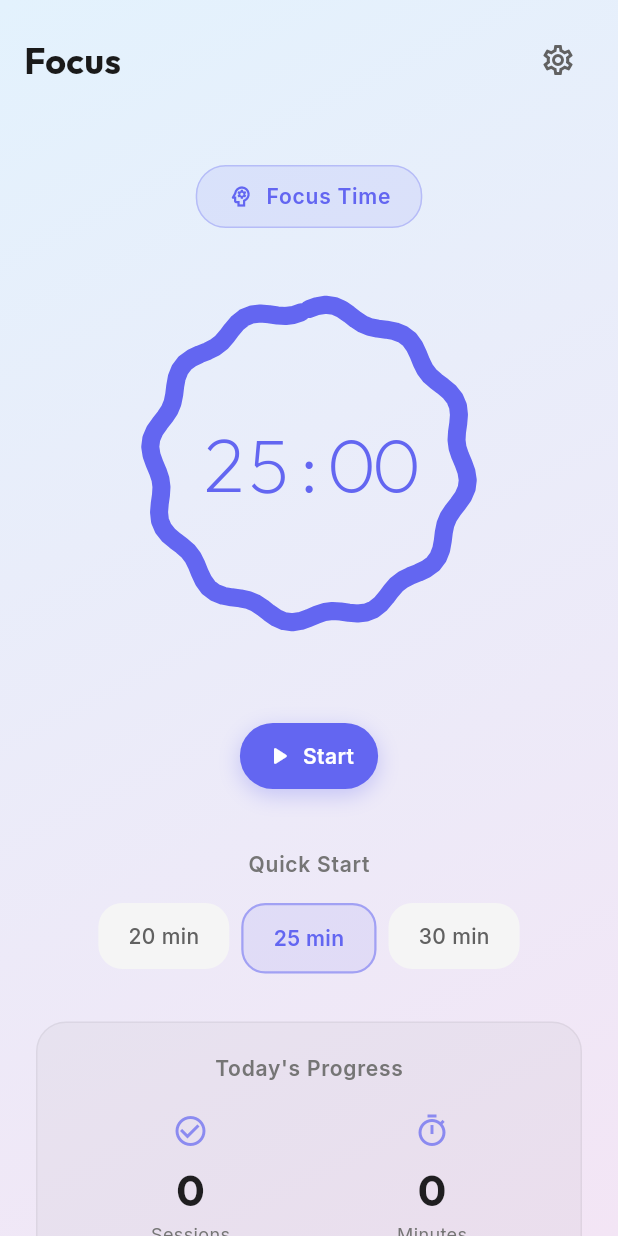
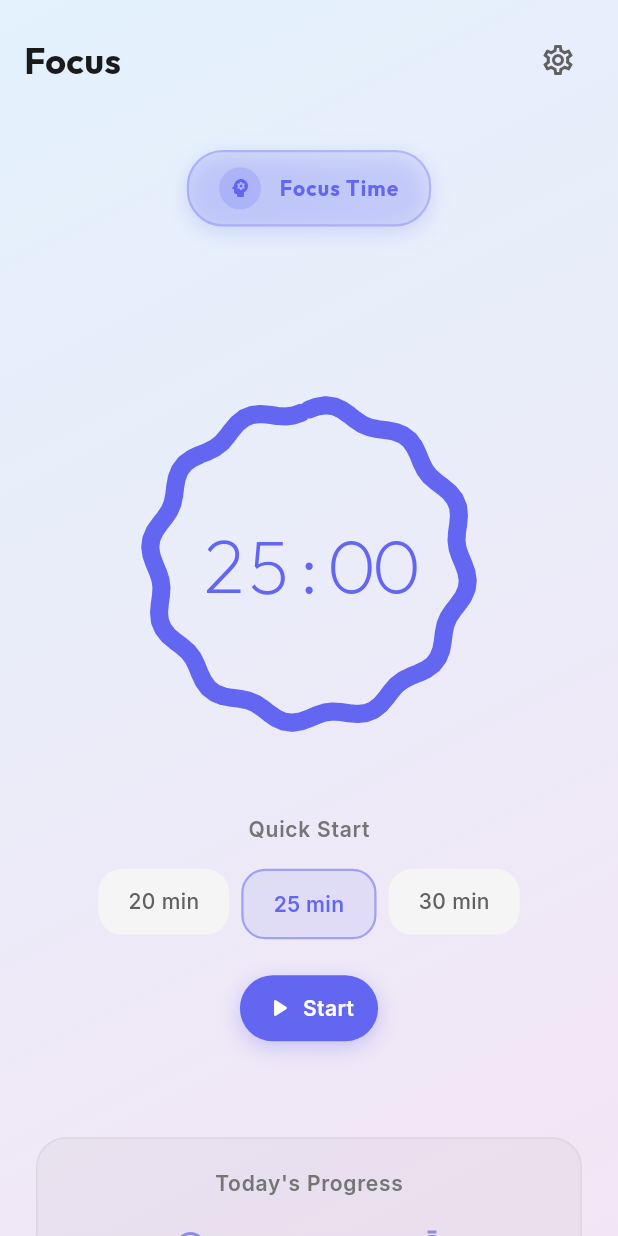
Before and after one commit to akramul47/windows_todo, a Flutter app: the FocusScreen widget shown alone on an empty page, opened directly, on a phone screen of 412 x 824 dp. Run offline on Flutter 3.47's test engine with Material 3 defaults, Android fonts, the phone set to English and light mode, and no system bars; our stand-ins replace confetti, google_fonts, shared_preferences; missing offline and left inert: screen_retriever, tray_manager, win32_registry, window_manager; accounts and stored records are empty.

Commit message:
feat: enhance FocusScreen with hover effects and improve session label styling

```diff
--- a/lib/screens/focus_screen.dart
+++ b/lib/screens/focus_screen.dart
@@ -21,6 +21,8 @@ class FocusScreen extends StatefulWidget {
 }
 
 class _FocusScreenState extends State<FocusScreen> {
+  bool _isHovering = false;
+
   @override
   Widget build(BuildContext context) {
     final isDark = Theme.of(context).brightness == Brightness.dark;
@@ -28,6 +30,7 @@ class _FocusScreenState extends State<FocusScreen> {
     final isMobile = deviceType == DeviceType.mobile;
     final isTabletOrDesktop = deviceType == DeviceType.tablet || deviceType == DeviceType.desktop;
     final bool showWindowControls = !kIsWeb && Platform.isWindows && isTabletOrDesktop;
+    final bool isDesktopOrWeb = kIsWeb || (!kIsWeb && (Platform.isWindows || Platform.isMacOS || Platform.isLinux));
 
     return Container(
         decoration: BoxDecoration(
@@ -59,6 +62,9 @@ class _FocusScreenState extends State<FocusScreen> {
                 Expanded(
                   child: SafeArea(
                     top: !showWindowControls, // No top safe area on Windows tablet/desktop
+                    child: MouseRegion(
+                      onEnter: (_) => setState(() => _isHovering = true),
+                      onExit: (_) => setState(() => _isHovering = false),
                       child: Consumer<FocusProvider>(
                         builder: (context, focusProvider, child) {
                           return Column(
@@ -70,35 +76,68 @@ class _FocusScreenState extends State<FocusScreen> {
                               child: SingleChildScrollView(
                                 padding: EdgeInsets.symmetric(
                                   horizontal: isMobile ? 24 : 40,
-                                  vertical: 20,
                                 ),
                                 child: Column(
                                   children: [
-                                    SizedBox(height: isMobile ? 10 : 20),
+                                    // Main content area with timer centered
+                                    SizedBox(
+                                      height: MediaQuery.of(context).size.height *
+                                        (isMobile ? 0.55 : 0.6),
+                                      child: Column(
+                                        mainAxisAlignment: MainAxisAlignment.start,
+                                        children: [
+                                          SizedBox(height: isMobile ? 20 : 30),
 
-                                    // Session type label
-                                    _buildSessionLabel(focusProvider, isDark),
+                                          // Session type label with hover animation - use Opacity to keep space
+                                          Opacity(
+                                            opacity: (isDesktopOrWeb && !isMobile)
+                                              ? (_isHovering ? 1.0 : 0.0)
+                                              : 1.0,
+                                            child: _buildSessionLabel(focusProvider, isDark, isMobile),
+                                          ),
 
-                                    const SizedBox(height: 32),
+                                          const SizedBox(height: 100),
 
                                           // Circular timer
                                           _buildTimerDisplay(context, focusProvider, isDark, isMobile),
+                                        ],
+                                      ),
+                                    ),
 
-                                    const SizedBox(height: 48),
+                                    // Bottom section with Quick Start and Buttons
+                                    Column(
+                                      children: [
+                                        const SizedBox(height: 10),
 
-                                    // Control buttons
-                                    _buildControlButtons(context, focusProvider, isDark, isMobile),
+                                        // Quick duration selector (above buttons) - hide with hover on desktop/web
+                                        // Also hide during break session
+                                        Opacity(
+                                          opacity: (focusProvider.status == TimerStatus.idle &&
+                                              focusProvider.currentSessionType == SessionType.focus &&
+                                              ((isDesktopOrWeb && !isMobile) ? _isHovering : true))
+                                            ? 1.0
+                                            : 0.0,
+                                          child: _buildDurationSelector(focusProvider, isDark, isMobile),
+                                        ),
 
-                                    const SizedBox(height: 40),
+                                        const SizedBox(height: 24),
 
-                                    // Quick duration selector
-                                    if (focusProvider.status == TimerStatus.idle)
-                                      _buildDurationSelector(focusProvider, isDark, isMobile),
+                                        // Control buttons (at bottom) with hover animation - use Opacity to keep space
+                                        Opacity(
+                                          opacity: (isDesktopOrWeb && !isMobile)
+                                            ? (_isHovering ? 1.0 : 0.0)
+                                            : 1.0,
+                                          child: _buildControlButtons(context, focusProvider, isDark, isMobile),
+                                        ),
+
+                                        const SizedBox(height: 64),
+                                      ],
+                                    ),
+
+                                    // Statistics (scrollable - below the fold)
+                                    _buildStatistics(focusProvider, isDark, isMobile),
 
                                     const SizedBox(height: 32),
-
-                                    // Statistics
-                                    _buildStatistics(focusProvider, isDark, isMobile),
                                   ],
                                 ),
                               ),
@@ -106,6 +145,7 @@ class _FocusScreenState extends State<FocusScreen> {
                           ],
                         );
                       },
+                      ),
                     ),
                   ),
                 ),
@@ -158,45 +198,60 @@ class _FocusScreenState extends State<FocusScreen> {
     );
   }
 
-  Widget _buildSessionLabel(FocusProvider provider, bool isDark) {
+  Widget _buildSessionLabel(FocusProvider provider, bool isDark, bool isMobile) {
     final isBreak = provider.currentSessionType != SessionType.focus;
+    final color = isBreak ? Colors.green : Theme.of(context).colorScheme.primary;
 
     return Container(
-      padding: const EdgeInsets.symmetric(horizontal: 20, vertical: 10),
+      padding: EdgeInsets.symmetric(
+        horizontal: isMobile ? 20 : 24,
+        vertical: isMobile ? 10 : 12,
+      ),
       decoration: BoxDecoration(
-        color: (isBreak
-                ? Colors.green
-                : Theme.of(context).colorScheme.primary)
-            .withOpacity(isDark ? 0.2 : 0.1),
-        borderRadius: BorderRadius.circular(20),
+        gradient: LinearGradient(
+          colors: [
+            color.withOpacity(isDark ? 0.25 : 0.15),
+            color.withOpacity(isDark ? 0.15 : 0.08),
+          ],
+          begin: Alignment.topLeft,
+          end: Alignment.bottomRight,
+        ),
+        borderRadius: BorderRadius.circular(24),
         border: Border.all(
-          color: (isBreak
-                  ? Colors.green
-                  : Theme.of(context).colorScheme.primary)
-              .withOpacity(0.3),
-          width: 1,
+          color: color.withOpacity(isDark ? 0.4 : 0.3),
+          width: 1.5,
         ),
+        boxShadow: [
+          BoxShadow(
+            color: color.withOpacity(0.2),
+            blurRadius: 12,
+            offset: const Offset(0, 4),
+          ),
+        ],
       ),
       child: Row(
         mainAxisSize: MainAxisSize.min,
         children: [
-          Icon(
-            isBreak ? Icons.coffee_outlined : Icons.psychology_outlined,
-            size: 18,
-            color: isBreak
-                ? Colors.green
-                : Theme.of(context).colorScheme.primary,
+          Container(
+            padding: const EdgeInsets.all(6),
+            decoration: BoxDecoration(
+              color: color.withOpacity(0.2),
+              shape: BoxShape.circle,
             ),
-          const SizedBox(width: 8),
+            child: Icon(
+              isBreak ? Icons.coffee_rounded : Icons.psychology_rounded,
+              size: isMobile ? 16 : 18,
+              color: color,
+            ),
+          ),
+          const SizedBox(width: 12),
           Text(
             provider.sessionTypeLabel,
-            style: GoogleFonts.inter(
-              fontSize: 14,
-              fontWeight: FontWeight.w600,
-              color: isBreak
-                  ? Colors.green
-                  : Theme.of(context).colorScheme.primary,
-              letterSpacing: 0.5,
+            style: GoogleFonts.outfit(
+              fontSize: isMobile ? 14 : 15,
+              fontWeight: FontWeight.w700,
+              color: color,
+              letterSpacing: 0.8,
             ),
           ),
         ],
--- a/pubspec.yaml
+++ b/pubspec.yaml
@@ -16,7 +16,7 @@ publish_to: 'none' # Remove this line if you wish to publish to pub.dev
 # https://developer.apple.com/library/archive/documentation/General/Reference/InfoPlistKeyReference/Articles/CoreFoundationKeys.html
 # In Windows, build-name is used as the major, minor, and patch parts
 # of the product and file versions while build-number is used as the build suffix.
-version: 1.0.0+2
+version: 1.0.1
 
 environment:
   sdk: '>=3.2.6 <4.0.0'
```
Lines whose indentation alone changed are shown as unchanged.
